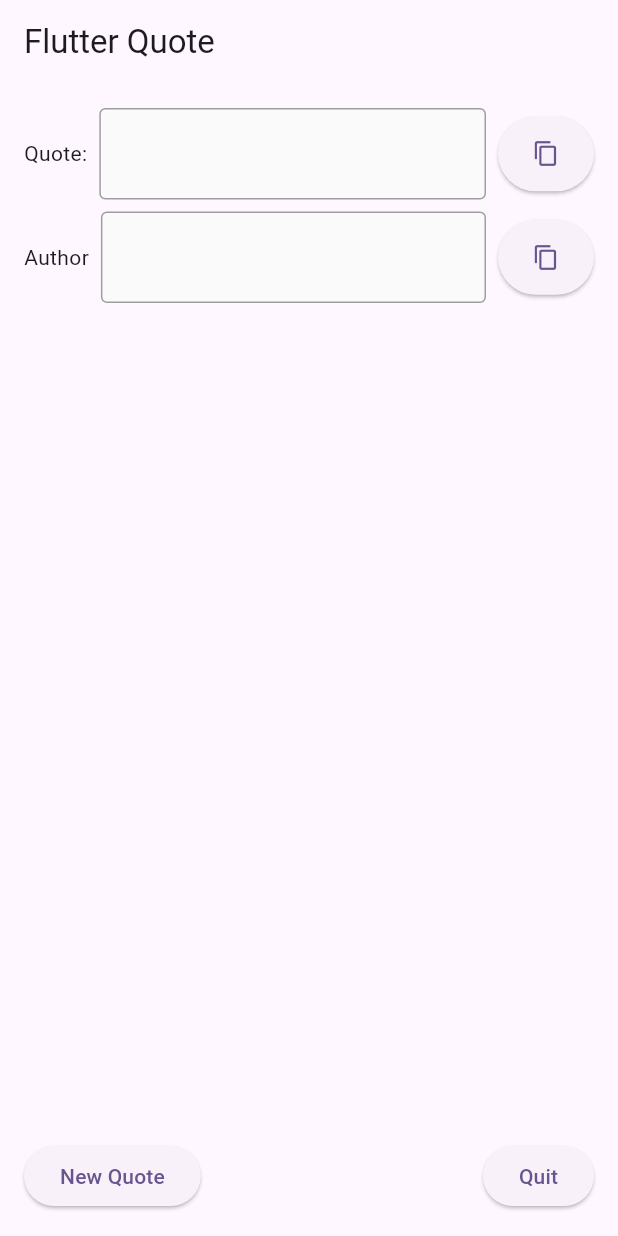
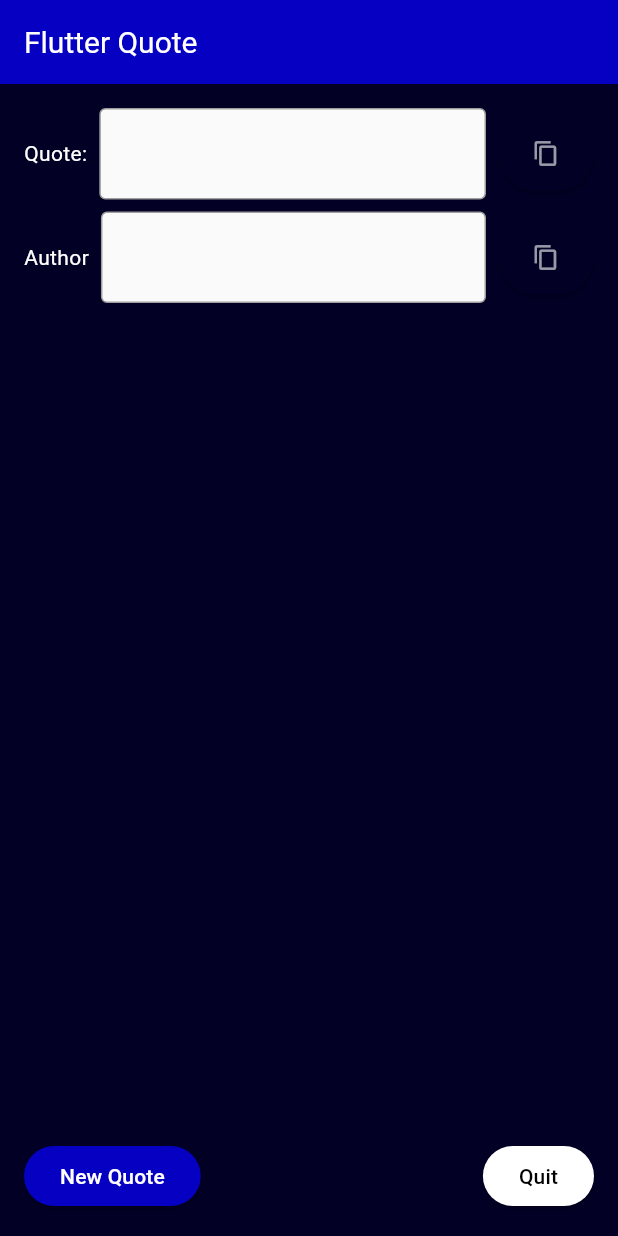
Before and after one commit to simpleittools/flutter-quote, a Flutter app: the screen it shows after launch, on a phone screen of 412 x 824 dp. Run offline on Flutter 3.47's test engine with Material 3 defaults, Android fonts, the light colour scheme and no system bars; missing offline and left inert: desktop_window, window_size.

Commit message:
playing with color schemes

```diff
--- /dev/null
+++ b/lib/core/theme/theme.dart
@@ -0,0 +1,41 @@
+import 'package:flutter/material.dart';
+
+final ThemeData lightTheme = ThemeData(
+  brightness: Brightness.light,
+  appBarTheme: const AppBarTheme(
+    // TODO: change the colors to use the colorScheme
+    backgroundColor: Colors.blueAccent,
+    titleTextStyle: TextStyle(color: Colors.white, fontSize: 20),
+  ),
+  colorScheme: ColorScheme.light(
+    primary: Color(0xff74b9ff),
+    onPrimary: Color(0xffdfe6e9),
+    primaryContainer: Color(0xff55efc4),
+    secondary: Color(0xffffeaa7),
+    onSecondary: Color(0xff636e72),
+    secondaryContainer: Color(0xffff7675),
+    tertiary: Color(0xff443dff),
+    onTertiary: Colors.white,
+    // tertiaryContainer: ,
+    surface: Color(0xffeaeafb),
+    onSurface: Color(0xff050316),
+  ),
+);
+
+final ThemeData darkTheme = ThemeData(
+  brightness: Brightness.dark,
+  appBarTheme: const AppBarTheme(
+    backgroundColor: Color(0xff0600c2),
+    titleTextStyle: TextStyle(color: Colors.white, fontSize: 20),
+  ),
+  colorScheme: ColorScheme.dark(
+    primary: Colors.white60,
+    primaryContainer: Color(0xff0600c2),
+    secondary: Colors.white,
+    onSecondary: Colors.black,
+    tertiary: Color(0xff0600c2),
+    onTertiary: Colors.white,
+    surface: Color(0xff020024),
+    onSurface: Colors.white,
+  ),
+);
--- a/lib/main.dart
+++ b/lib/main.dart
@@ -1,5 +1,6 @@
 import 'package:desktop_window/desktop_window.dart';
 import 'package:flutter/material.dart';
+import 'package:flutter_quote/core/theme/theme.dart';
 import 'package:flutter_quote/core/utils/platform_utils.dart';
 import 'package:flutter_quote/views/home_view.dart';
 import 'package:window_size/window_size.dart';
@@ -22,9 +23,8 @@ class MyApp extends StatelessWidget {
   Widget build(BuildContext context) {
     return MaterialApp(
       title: 'Flutter Quote',
-      theme: ThemeData(
-        colorScheme: ColorScheme.fromSeed(seedColor: Colors.deepPurple),
-      ),
+      theme: darkTheme,
+      darkTheme: darkTheme,
       home: HomeView(),
     );
   }
--- a/lib/views/home_view.dart
+++ b/lib/views/home_view.dart
@@ -50,6 +50,8 @@ class _HomeViewState extends State<HomeView> {
 
   @override
   Widget build(BuildContext context) {
+    final theme = Theme.of(context);
+    final isDark = theme.brightness == Brightness.dark;
     return Scaffold(
       appBar: AppBar(title: Text('Flutter Quote')),
       body: LayoutBuilder(
@@ -86,6 +88,18 @@ class _HomeViewState extends State<HomeView> {
                   mainAxisAlignment: MainAxisAlignment.spaceBetween,
                   children: [
                     ElevatedButton(
+                      style: ElevatedButton.styleFrom(
+                        backgroundColor:
+                            isDark
+                                ? theme.colorScheme.primaryContainer
+                                : theme.colorScheme.primary,
+                        foregroundColor:
+                            isDark
+                                ? theme
+                                    .colorScheme
+                                    .onSurface // Dark theme foreground
+                                : theme.colorScheme.onTertiary,
+                      ),
                       onPressed: () {
                         _quoteViewModel.getRandomQuote();
                       },
@@ -94,6 +108,18 @@ class _HomeViewState extends State<HomeView> {
                     // SizedBox(width: 8),
                     if (!PlatformUtils.isWeb())
                       ElevatedButton(
+                        style: ElevatedButton.styleFrom(
+                          backgroundColor:
+                              isDark
+                                  ? theme.colorScheme.secondary
+                                  : theme.colorScheme.secondary,
+                          foregroundColor:
+                              isDark
+                                  ? theme
+                                      .colorScheme
+                                      .onSecondary // Dark theme foreground
+                                  : theme.colorScheme.onTertiary,
+                        ),
                         onPressed: () {
                           exit(0);
                         },
```
Also changed, not shown: lib/core/constants/responsive.dart (added, +8 -0 lines).
